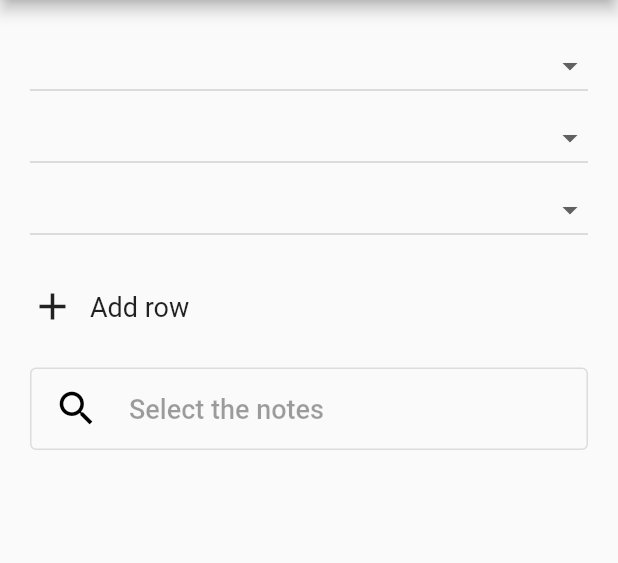
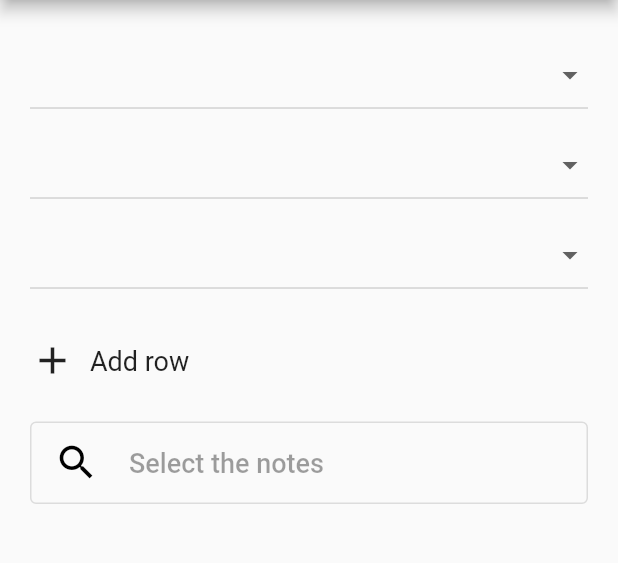
Before and after one commit to crispim1411/get_the_chord_app, a Flutter app: the screen it shows after launch, on a phone screen of 412 x 824 dp, the part 84-647 px from its top. Run offline on Flutter 3.47's test engine with Material 2 defaults, Android fonts, the phone set to English and light mode, and no system bars.

Commit message:
resposta numa caixona

```diff
--- a/lib/main.dart
+++ b/lib/main.dart
@@ -148,11 +148,13 @@ class _MyPage extends State<MyPage> {
 
   Widget notesComboBox(int index) {
     return DropdownButton(
+      itemHeight: 60,
       items: Symbol.values
           .map((note) => DropdownMenuItem(
                 value: note,
                 alignment: AlignmentDirectional.center,
-                child: Text(note.toString().split('.').last),
+                child: Text(note.toString().split('.').last,
+                    style: const TextStyle(fontSize: 25)),
               ))
           .toList(),
       value: _selectedNotes[index],
```
